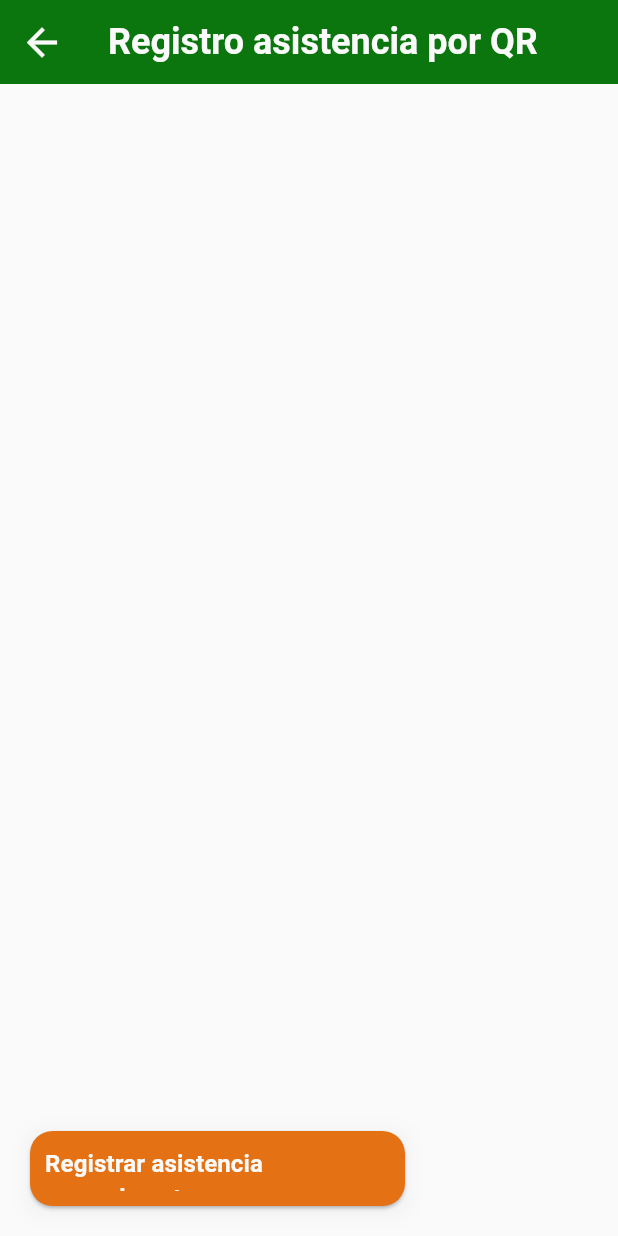
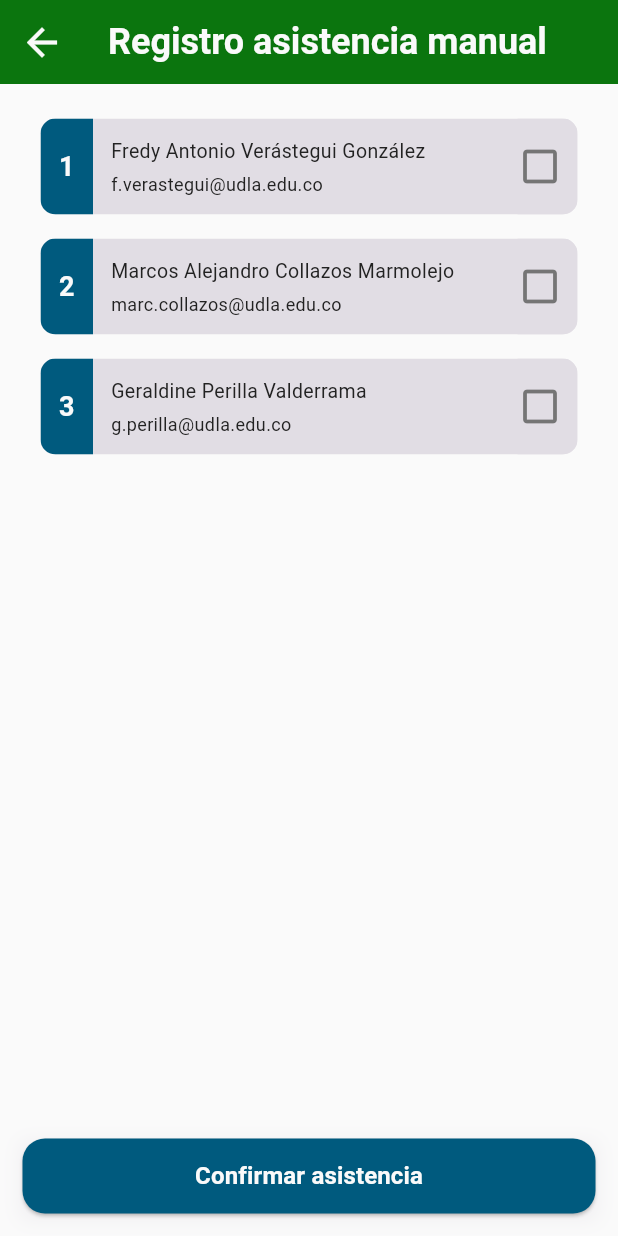
Before and after one commit to Archimarks/frontend_app, a Flutter app: the RegisterQR screen opened directly with empty values, after a tap on "Registrar asistencia manualmente", on a phone screen of 412 x 824 dp. Run offline on Flutter 3.47's test engine with Material 3 defaults, Android fonts, the phone set to English and light mode, and no system bars; our stand-ins replace bloc, connectivity_plus, flutter_bloc, go_router, qr_flutter, shared_preferences; missing offline and left inert: mobile_scanner; accounts and stored records are empty; network calls fail; Roboto replaces fonts that are missing (Libre Franklin).

Commit message:
Agrega funcionalidad para escanear y registrar asistencia mediante códigos QR, incluye nuevas vistas y rutas para el registro manual y escaneo, y mejora la localización de fechas en español.

```diff
--- a/lib/src/Core/Barrels/widgets_shared_barrel.dart
+++ b/lib/src/Core/Barrels/widgets_shared_barrel.dart
@@ -33,3 +33,5 @@ export '../../Shared/Widgets/selection_field.dart';
 export '../../Shared/Widgets/text_field.dart';
 // Widget de tarjeta para mostrar información de los usuarios personalizada
 export '../../Shared/Widgets/users_card.dart';
+// Widget para escanear códigos QR
+export '../../Shared/Widgets/scan_qr.dart';
--- a/lib/src/Core/Configs/api_config.dart
+++ b/lib/src/Core/Configs/api_config.dart
@@ -24,7 +24,7 @@ class ApiConfig {
 
   /// Instancia única de configuración.
   static const ApiConfig instance = ApiConfig._internal(
-    'http://192.168.1.6:5009',
+    'http://192.168.1.8:5009',
   );
 
   /// Retorna la URL para obtener un usuario por su correo electrónico.
--- a/lib/src/Core/Routes/route_names.dart
+++ b/lib/src/Core/Routes/route_names.dart
@@ -39,4 +39,10 @@ abstract class RouteNames {
 
   /// Nombre de la ruta para la vista de generación de QR.
   static const generateQR = 'generateQR';
+
+  /// Nombre de la ruta para la vista de escaneo de QR.
+  static const scanerQR = 'scanerQR';
+
+  /// Nombre de la ruta para la vista de registro manual.
+  static const registerManual = 'registerManual';
 }
--- a/lib/src/Features/Attend_meeting/Presentation/Views/attend_meeting_view.dart
+++ b/lib/src/Features/Attend_meeting/Presentation/Views/attend_meeting_view.dart
@@ -10,7 +10,7 @@ library;
 
 import 'package:flutter/material.dart';
 import 'package:go_router/go_router.dart';
-
+import 'package:intl/intl.dart';
 import '../../../../Core/Barrels/enums_barrel.dart';
 import '../../../../Core/Barrels/widgets_shared_barrel.dart';
 import '../../../../Core/Routes/route_names.dart';
@@ -98,7 +98,7 @@ class _AttendMeetingState extends State<AttendMeeting> {
       Padding(
         padding: const EdgeInsets.symmetric(vertical: 10),
         child: Text(
-          'Encuentros del día ${currentDay.day} de ${currentDay.month.toString()}',
+          'Encuentros del día ${currentDay.day} de ${DateFormat.MMMM().format(currentDay)}',
           textAlign: TextAlign.center,
           style: TextStyle(
             fontSize: 20,
--- a/lib/src/Features/Register_attendance/Presentation/Views/register_attendance_view.dart
+++ b/lib/src/Features/Register_attendance/Presentation/Views/register_attendance_view.dart
@@ -8,6 +8,7 @@ library;
 
 import 'package:flutter/material.dart';
 import 'package:go_router/go_router.dart';
+import 'package:intl/intl.dart';
 
 import '../../../../Core/Barrels/enums_barrel.dart';
 import '../../../../Core/Barrels/widgets_shared_barrel.dart';
@@ -96,7 +97,7 @@ class _RegisterAttendanceState extends State<RegisterAttendance> {
       Padding(
         padding: const EdgeInsets.symmetric(vertical: 10),
         child: Text(
-          'Encuentros del día ${currentDay.day} de ${currentDay.month.toString()}',
+          'Encuentros del día ${currentDay.day} de ${DateFormat.MMMM().format(currentDay)}',
           textAlign: TextAlign.center,
           style: TextStyle(
             fontSize: 20,
@@ -123,7 +124,7 @@ class _RegisterAttendanceState extends State<RegisterAttendance> {
                   return;
                 }
                 debugPrint('Enviando datos: $meetData');
-                context.goNamed(RouteNames.generateQR, extra: meetData);
+                context.goNamed(RouteNames.scanerQR, extra: meetData);
               },
             ),
             const SizedBox(height: 15),
--- /dev/null
+++ b/lib/src/Features/Register_attendance/Presentation/Views/register_manual_attendance.dart
@@ -0,0 +1,192 @@
+/// ****************************************************************************
+/// ### Register Manual Attendance View
+/// * Fecha: 2025
+/// * Descripción: Vista en donde se selecciona manualmente los asistentes.
+/// * Autores: Geraldine Perilla Valderrama & Marcos Alejandro Collazos Marmolejo
+/// ****************************************************************************
+library;
+
+import 'package:flutter/material.dart';
+import 'package:go_router/go_router.dart';
+
+import '../../../../Core/Barrels/enums_barrel.dart';
+import '../../../../Core/Barrels/widgets_shared_barrel.dart';
+import '../../../../Core/Routes/route_names.dart';
+
+class RegisterManualAttendance extends StatefulWidget {
+  const RegisterManualAttendance({super.key});
+
+  @override
+  State<RegisterManualAttendance> createState() =>
+      _RegisterManualAttendanceState();
+}
+
+class _RegisterManualAttendanceState extends State<RegisterManualAttendance> {
+  // Lista de todos los usuarios
+  final List<Map<String, String>> allPerson = [
+    {
+      'id': '1',
+      'textMain': 'Fredy Antonio Verástegui González',
+      'textSecondary': 'f.verastegui@udla.edu.co',
+    },
+    {
+      'id': '2',
+      'textMain': 'Marcos Alejandro Collazos Marmolejo',
+      'textSecondary': 'marc.collazos@udla.edu.co',
+    },
+    {
+      'id': '3',
+      'textMain': 'Geraldine Perilla Valderrama',
+      'textSecondary': 'g.perilla@udla.edu.co',
+    },
+    // ... más participantes
+  ];
+
+  // Lista para rastrear los índices de las tarjetas seleccionadas (para selección múltiple)
+  final List<int> _selectedIndices = [];
+
+  @override
+  void initState() {
+    super.initState();
+    // Se inicializa la lista de todos los participantes con la que viene del widget
+    //allPerson = widget.infoShowCards;
+
+    // Se recorre la lista de IDs iniciales para encontrar sus índices y agregarlos
+    // a la lista de seleccionados. Esto es importante para mantener el estado.
+    /*for (final String id in widget.initialSelectedIDs) {
+      final int index = allPerson.indexWhere(
+        (final card) => card['id'] == id,
+      );
+      if (index != -1) {
+        _selectedIndices.add(index);
+      }
+    }*/
+  }
+
+  /// ### Método que obtiene los id de las tarjetas seleccionadas.
+  List<String> _getSelectedId() {
+    final List<String> selectedId = [];
+    for (final index in _selectedIndices) {
+      // Usamos allPerson porque _selectedIndices guarda los índices de esa lista
+      final id = allPerson[index]['id'];
+      if (id != null) {
+        selectedId.add(id);
+      }
+    }
+    return selectedId;
+  }
+
+  /// ### Método que permite chequear o no una o varias tarjetas
+  void _checkCard(final int filteredIndex) {
+    // Obtenemos el ID de la tarjeta seleccionada en la lista filtrada.
+    final String selectedId = allPerson[filteredIndex]['id']!;
+
+    // Buscamos el índice de esta tarjeta en la lista completa para asegurarnos de que el estado
+    // de selección se mantiene incluso si la lista filtrada cambia.
+    final int indexInAllInformation = allPerson.indexWhere(
+      (final card) => card['id'] == selectedId,
+    );
+
+    if (indexInAllInformation == -1) {
+      return; // No se encontró el índice en la lista completa
+    }
+
+    setState(() {
+      // Selección múltiple
+      if (_selectedIndices.contains(indexInAllInformation)) {
+        _selectedIndices.remove(indexInAllInformation);
+      } else {
+        _selectedIndices.add(indexInAllInformation);
+      }
+    });
+  }
+
+  @override
+  Widget build(final BuildContext context) => PopScope(
+    canPop: false,
+    // ignore: deprecated_member_use
+    onPopInvoked: (final bool didPop) {
+      if (didPop) {
+        return;
+      }
+    },
+    child: Scaffold(
+      backgroundColor: TipoColores.seasalt.value,
+      appBar: customAppBar(
+        context: context,
+        title: 'Registro asistencia manual',
+        onLeadingPressed: () async {
+          if (!context.mounted) {
+            return;
+          }
+          context.goNamed(RouteNames.scanerQR);
+        },
+        backgroundColor: TipoColores.pantone356C.value,
+        leadingIconColor: TipoColores.seasalt.value,
+      ),
+      body: Padding(
+        padding: const EdgeInsets.all(15.0),
+        child: Column(
+          children: [
+            // Contenido principal que puede desplazarse si es necesario
+            Expanded(child: SingleChildScrollView(child: _mainContent())),
+            const SizedBox(height: 15),
+            // Widget inferior que permanece fijo abajo
+            _confirmButton(),
+          ],
+        ),
+      ),
+    ),
+  );
+
+  /// Método para el contenido principal
+  Widget _mainContent() => Column(
+    crossAxisAlignment: CrossAxisAlignment.stretch,
+    children: [
+      ListView.builder(
+        shrinkWrap: true,
+        physics:
+            const NeverScrollableScrollPhysics(), // Evita scroll anidado
+        itemCount: allPerson.length, // Largo de la lista de datos
+        itemBuilder: (final BuildContext context, final int index) {
+          // Verificar si este Id está en la lista de emails seleccionados
+          // Esto mantendrá la consistencia entre las listas filtradas y no filtradas
+          final bool isSelected = _getSelectedId().contains(
+            allPerson[index]['id'],
+          );
+
+          // Elegimos el icono y color del botón basado en el estado de la tarjeta
+          final IconData icon = isSelected
+              ? Icons.check_box_outlined
+              : Icons.check_box_outline_blank;
+          final TipoColores colorIcon = isSelected
+              ? TipoColores.pantone356C
+              : TipoColores.gris;
+
+          return CustomUsersCard(
+              textMain: allPerson[index]['textMain']!,
+              textSecondary: allPerson[index]['textSecondary'],
+              showButton: true,
+              actionCard: () {
+                _checkCard(index);
+              },
+              showNumber: true,
+              numberIndicator: index + 1,
+              enableShadow: false,
+              actionIcon: icon,
+              buttonColor: colorIcon,
+
+          );
+        },
+      ),
+    ],
+  );
+
+  // Botón para registrar asistencia manualmente
+  Widget _confirmButton() => CustomButton(
+    color: TipoColores.pantone634C,
+    text: 'Confirmar asistencia',
+    width: double.infinity,
+    onPressed: () {},
+  );
+}
--- a/lib/src/Features/Register_attendance/Presentation/Views/register_qr.dart
+++ b/lib/src/Features/Register_attendance/Presentation/Views/register_qr.dart
@@ -47,20 +47,6 @@ class _RegisterQRState extends State<RegisterQR> {
   ];
 
   @override
-  void initState() {
-    super.initState();
-    getRolUsuario();
-  }
-
-  Future<void> getRolUsuario() async {
-    /*final prefs = await SharedPreferences.getInstance();
-    rolApp = prefs.getString('rol')?.toLowerCase() ?? '';
-    debugPrint('Rol obtenido de preferencias: $rolApp');*/
-    rolApp = 'Administrativo'; // SOLO DE PRUEBA
-    debugPrint('Rol obtenido de preferencias: $rolApp');
-  }
-
-  @override
   Widget build(final BuildContext context) => PopScope(
     canPop: false,
     // ignore: deprecated_member_use
@@ -78,7 +64,7 @@ class _RegisterQRState extends State<RegisterQR> {
           if (!context.mounted) {
             return;
           }
-          context.goNamed(RouteNames.attendMeet);
+          context.goNamed(RouteNames.register);
         },
         backgroundColor: TipoColores.pantone356C.value,
         leadingIconColor: TipoColores.seasalt.value,
@@ -97,7 +83,7 @@ class _RegisterQRState extends State<RegisterQR> {
     ),
   );
 
-  // Método para el contenido principal
+  /// Método para el contenido principal
   Widget _mainContent() => Column(
     crossAxisAlignment: CrossAxisAlignment.stretch,
     children: [
@@ -116,23 +102,57 @@ class _RegisterQRState extends State<RegisterQR> {
         textAlign: TextAlign.center,
         style: TextStyle(fontSize: 15, color: TipoColores.gris.value),
       ),
-      // ... aquí puedes añadir otros widgets que irían arriba
+      const SizedBox(height: 30),
+      ScanQr(
+        onScan: (final onScan) async {
+          if (onScan.isNotEmpty && context.mounted) {
+            ScaffoldMessenger.of(context).showSnackBar(
+              SnackBar(
+                content: Text(' Asistencia registrada para $onScan'),
+                backgroundColor: TipoColores.pantone7621C.value,
+              ),
+            );
+            // Esperar un momento antes de cerrar
+            await Future.delayed(const Duration(seconds: 2));
+            if (context.mounted) {
+              // ignore: use_build_context_synchronously
+              context.pop();
+            }
+          }
+        },
+      ),
+      const SizedBox(height: 20),
+      Text(
+        'Coloque el código dentro del recuadro para registrar la asistencia.',
+        textAlign: TextAlign.center,
+        style: TextStyle(fontSize: 15, color: TipoColores.pantoneBlackC.value),
+      ),
     ],
   );
 
-  // Método para el selector de delegado
-  Widget _selectManualRegister() => Row(
+  // Botón para registrar asistencia manualmente
+  Widget _selectManualRegister() => Column(
+    mainAxisSize: MainAxisSize.min,
+    crossAxisAlignment: CrossAxisAlignment.stretch,
     children: [
       Text(
-        widget.hourAndDate,
+        'Invitados registrados  1/2',
         textAlign: TextAlign.center,
-        style: TextStyle(fontSize: 15, color: TipoColores.gris.value),
+        style: TextStyle(
+          fontSize: 14,
+          fontWeight: FontWeight.w500,
+          color: TipoColores.pantoneBlackC.value,
         ),
-    CustomButton(color: TipoColores.pantone158C,
+      ),
+      const SizedBox(height: 15),
+      CustomButton(
+        color: TipoColores.pantone158C,
         text: 'Registrar asistencia manualmente',
+        width: double.infinity,
         onPressed: () {
-
-    },),
+          context.goNamed(RouteNames.registerManual);
+        },
+      ),
     ],
   );
 }
--- a/lib/src/Shared/Widgets/code_qr.dart
+++ b/lib/src/Shared/Widgets/code_qr.dart
@@ -22,11 +22,12 @@ class CodeQR extends StatelessWidget {
         QrImageView(
           data: data, // El parámetro que se usará para generar el QR
           version: 8, // Define la versión del QR
-          size: MediaQuery.of(context).size.width * 0.80, // Tamaño del QR
+        size: MediaQuery.of(context).size.width * 0.85, // Tamaño del QR
           gapless: false, // Evita los espacios en blanco
           embeddedImage: const AssetImage('assets/images/UdlaColor.png'),
           embeddedImageStyle: QrEmbeddedImageStyle(size: Size(MediaQuery.of(context).size.width *
-              0.05, MediaQuery.of(context).size.height * 0.05,
+              0.10,
+            MediaQuery.of(context).size.height * 0.07,
           )), // Imagen embebida en el centro del QR
           errorStateBuilder: (final cxt, final err) => const Center(
               child: Text(
--- a/lib/src/Shared/Widgets/pop_up.dart
+++ b/lib/src/Shared/Widgets/pop_up.dart
@@ -351,7 +351,7 @@ class _CustomPopUpState extends State<CustomPopUp> {
               // Obtenemos el id de la tarjeta actual en la lista filtrada
               final String? currentId = _filteredInformation[index]['id'];
 
-              // Verificar si este Id está en la lista de emails seleccionados
+              // Verificar si este Id está en la lista de textos seleccionados
               // Esto mantendrá la consistencia entre las listas filtradas y no filtradas
               final bool isSelected = _getSelectedId().contains(currentId);
 
--- /dev/null
+++ b/lib/src/Shared/Widgets/scan_qr.dart
@@ -0,0 +1,44 @@
+import 'package:flutter/material.dart';
+import 'package:mobile_scanner/mobile_scanner.dart';
+
+/// ****************************************************************************
+/// * Widget: ScanQR
+/// * Fecha: 2025
+/// * Descripción: Widget que muestra un scanner que permite escanear un código QR.
+/// * Autores: Geraldine Perilla Valderrama & Marcos Alejandro Collazos Marmolejo
+/// ****************************************************************************
+
+class ScanQr extends StatefulWidget {
+  const ScanQr({super.key, required this.onScan});
+  final Function(List<String>) onScan;
+
+  @override
+  ScanQrState createState() => ScanQrState();
+}
+
+class ScanQrState extends State<ScanQr> {
+  List<String> scannedCodes = [];
+
+  @override
+  Widget build(final BuildContext context) => Center(
+    child: SizedBox(
+      width: MediaQuery.of(context).size.width * 0.85,
+      height: MediaQuery.of(context).size.height * 0.40,
+      child: ClipRRect(
+        borderRadius: BorderRadius.circular(16),
+        child: MobileScanner(
+          onDetect: (final capture) {
+            final barcodes = capture.barcodes;
+            for (final barcode in barcodes) {
+              final code = barcode.rawValue;
+              if (code != null && !scannedCodes.contains(code)) {
+                setState(() => scannedCodes.add(code));
+                widget.onScan(scannedCodes);
+              }
+            }
+          },
+        ),
+      ),
+    ),
+  );
+}
--- a/lib/src/Utils/Base/Cubit/Database/database_connection_cubit.dart
+++ b/lib/src/Utils/Base/Cubit/Database/database_connection_cubit.dart
@@ -15,7 +15,6 @@ library;
 import 'dart:async';
 
 import 'package:bloc/bloc.dart';
-import 'package:flutter/material.dart';
 import 'package:http/http.dart' as http;
 
 import '../../../../Core/Barrels/configs_barrel.dart';
--- a/pubspec.yaml
+++ b/pubspec.yaml
@@ -49,6 +49,7 @@ dependencies:
   # 🔐 Autenticación y seguridad
 
   # 🌍 Internacionalización y fechas
+  intl: ^0.19.0 # Para mostrar el nombre del mes en español
 
   # 📷 Multimedia y sensores
 
```
Also changed, not shown: lib/main.dart (+10 -2 lines), lib/src/Core/Routes/routes_config.dart (+20 -6 lines), lib/src/Features/Attend_meeting/Presentation/Views/generate_qr.dart (+7 -3 lines), pubspec.lock. Lines whose indentation alone changed are shown as unchanged.
